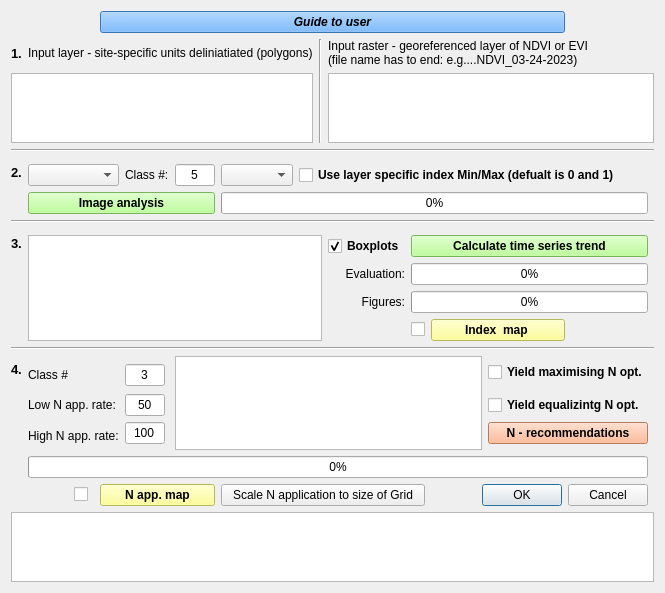
Qt form ndvi_to_variable_nitrogen_application_map/ndvi_to_variable_nitrogen_application_map_dialog_base.ui (memicemir/ndvi_to_variable_N_application) before a commit.
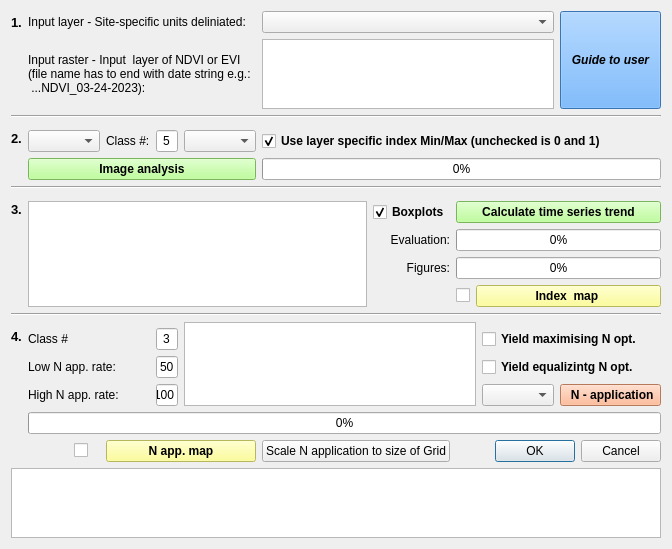
The same form after that commit.

```diff
--- a/ndvi_to_variable_nitrogen_application_map/ndvi_to_variable_nitrogen_application_map_dialog_base.ui
+++ b/ndvi_to_variable_nitrogen_application_map/ndvi_to_variable_nitrogen_application_map_dialog_base.ui
@@ -6,45 +6,92 @@
    <rect>
     <x>0</x>
     <y>0</y>
-    <width>621</width>
-    <height>578</height>
+    <width>647</width>
+    <height>543</height>
    </rect>
   </property>
   <property name="windowTitle">
    <string>NDVI to Variable Nitrogen Application Map</string>
   </property>
   <layout class="QGridLayout" name="gridLayout">
-   <item row="5" column="5" rowspan="2">
-    <widget class="QLineEdit" name="lineEdit">
-     <property name="maximumSize">
-      <size>
-       <width>40</width>
-       <height>16777215</height>
-      </size>
+   <item row="17" column="1" colspan="13">
+    <widget class="QProgressBar" name="progressBar_4">
+     <property name="value">
+      <number>0</number>
+     </property>
+    </widget>
+   </item>
+   <item row="0" column="6" colspan="7">
+    <widget class="QComboBox" name="comboBox_3">
+     <property name="styleSheet">
+      <string notr="true">selection-background-color: rgb(170, 255, 127);
+selection-color: rgb(0, 0, 0);</string>
+     </property>
+    </widget>
+   </item>
+   <item row="14" column="12" colspan="2">
+    <widget class="QCheckBox" name="checkBox_2">
+     <property name="font">
+      <font>
+       <weight>75</weight>
+       <bold>true</bold>
+      </font>
      </property>
      <property name="text">
-      <string>5</string>
+      <string>Yield maximising N opt.</string>
      </property>
-     <property name="alignment">
-      <set>Qt::AlignCenter</set>
+    </widget>
+   </item>
+   <item row="1" column="6" colspan="7">
+    <widget class="QListWidget" name="listWidget_2">
+     <property name="styleSheet">
+      <string notr="true">selection-background-color: rgb(170, 255, 127);
+selection-color: rgb(0, 0, 0);</string>
      </property>
     </widget>
    </item>
-   <item row="13" column="10">
+   <item row="11" column="10">
     <widget class="QCheckBox" name="checkBox_4">
      <property name="text">
       <string/>
      </property>
     </widget>
    </item>
-   <item row="24" column="6" rowspan="2" colspan="5">
+   <item row="18" column="6" colspan="4">
     <widget class="QPushButton" name="pushButton_7">
      <property name="text">
       <string>Scale N application to size of Grid</string>
      </property>
     </widget>
    </item>
-   <item row="19" column="4">
+   <item row="4" column="5">
+    <widget class="QComboBox" name="comboBox"/>
+   </item>
+   <item row="13" column="5" rowspan="4" colspan="7">
+    <widget class="QListWidget" name="listWidget_4">
+     <property name="styleSheet">
+      <string notr="true">selection-background-color: rgb(170, 255, 127);
+selection-color: rgb(0, 0, 0);</string>
+     </property>
+     <property name="selectionMode">
+      <enum>QAbstractItemView::SingleSelection</enum>
+     </property>
+    </widget>
+   </item>
+   <item row="15" column="12" colspan="2">
+    <widget class="QCheckBox" name="checkBox_3">
+     <property name="font">
+      <font>
+       <weight>75</weight>
+       <bold>true</bold>
+      </font>
+     </property>
+     <property name="text">
+      <string>Yield equalizintg N opt.</string>
+     </property>
+    </widget>
+   </item>
+   <item row="16" column="4">
     <widget class="QLineEdit" name="lineEdit_4">
      <property name="maximumSize">
       <size>
@@ -60,7 +107,57 @@
      </property>
     </widget>
    </item>
-   <item row="24" column="11" rowspan="2" colspan="3">
+   <item row="15" column="4">
+    <widget class="QLineEdit" name="lineEdit_3">
+     <property name="maximumSize">
+      <size>
+       <width>40</width>
+       <height>16777215</height>
+      </size>
+     </property>
+     <property name="text">
+      <string>50</string>
+     </property>
+     <property name="alignment">
+      <set>Qt::AlignCenter</set>
+     </property>
+    </widget>
+   </item>
+   <item row="12" column="0" colspan="14">
+    <widget class="Line" name="line_2">
+     <property name="orientation">
+      <enum>Qt::Horizontal</enum>
+     </property>
+    </widget>
+   </item>
+   <item row="9" column="10" colspan="4">
+    <widget class="QProgressBar" name="progressBar_3">
+     <property name="value">
+      <number>0</number>
+     </property>
+    </widget>
+   </item>
+   <item row="13" column="0" rowspan="2">
+    <widget class="QLabel" name="label_13">
+     <property name="maximumSize">
+      <size>
+       <width>20</width>
+       <height>16777215</height>
+      </size>
+     </property>
+     <property name="font">
+      <font>
+       <pointsize>10</pointsize>
+       <weight>75</weight>
+       <bold>true</bold>
+      </font>
+     </property>
+     <property name="text">
+      <string>4.</string>
+     </property>
+    </widget>
+   </item>
+   <item row="18" column="11" colspan="3">
     <widget class="QDialogButtonBox" name="button_box">
      <property name="orientation">
       <enum>Qt::Horizontal</enum>
@@ -70,8 +167,15 @@
      </property>
     </widget>
    </item>
-   <item row="16" column="4" rowspan="2">
-    <widget class="QLineEdit" name="lineEdit_2">
+   <item row="16" column="1" colspan="3">
+    <widget class="QLabel" name="label_9">
+     <property name="text">
+      <string>High N app. rate:</string>
+     </property>
+    </widget>
+   </item>
+   <item row="4" column="4">
+    <widget class="QLineEdit" name="lineEdit">
      <property name="maximumSize">
       <size>
        <width>40</width>
@@ -79,14 +183,51 @@
       </size>
      </property>
      <property name="text">
-      <string>3</string>
+      <string>5</string>
      </property>
      <property name="alignment">
       <set>Qt::AlignCenter</set>
      </property>
     </widget>
    </item>
-   <item row="4" column="0" rowspan="3">
+   <item row="4" column="1" colspan="2">
+    <widget class="QComboBox" name="comboBox_2"/>
+   </item>
+   <item row="0" column="13" rowspan="2">
+    <widget class="QPushButton" name="pushButton_6">
+     <property name="sizePolicy">
+      <sizepolicy hsizetype="Minimum" vsizetype="Expanding">
+       <horstretch>0</horstretch>
+       <verstretch>0</verstretch>
+      </sizepolicy>
+     </property>
+     <property name="font">
+      <font>
+       <weight>75</weight>
+       <italic>true</italic>
+       <bold>true</bold>
+      </font>
+     </property>
+     <property name="styleSheet">
+      <string notr="true">background-color: rgb(79, 164, 255);</string>
+     </property>
+     <property name="text">
+      <string>Guide to user</string>
+     </property>
+    </widget>
+   </item>
+   <item row="8" column="1" rowspan="4" colspan="8">
+    <widget class="QListWidget" name="listWidget_3">
+     <property name="styleSheet">
+      <string notr="true">selection-background-color: rgb(170, 255, 127);
+selection-color: rgb(0, 0, 0);</string>
+     </property>
+     <property name="selectionMode">
+      <enum>QAbstractItemView::ExtendedSelection</enum>
+     </property>
+    </widget>
+   </item>
+   <item row="3" column="0" rowspan="2">
     <widget class="QLabel" name="label_11">
      <property name="maximumSize">
       <size>
@@ -106,7 +247,50 @@
      </property>
     </widget>
    </item>
-   <item row="11" column="9">
+   <item row="7" column="0" rowspan="2">
+    <widget class="QLabel" name="label_12">
+     <property name="maximumSize">
+      <size>
+       <width>20</width>
+       <height>16777215</height>
+      </size>
+     </property>
+     <property name="font">
+      <font>
+       <pointsize>10</pointsize>
+       <weight>75</weight>
+       <bold>true</bold>
+      </font>
+     </property>
+     <property name="text">
+      <string>3.</string>
+     </property>
+    </widget>
+   </item>
+   <item row="8" column="10" colspan="4">
+    <widget class="QPushButton" name="pushButton_2">
+     <property name="font">
+      <font>
+       <weight>75</weight>
+       <bold>true</bold>
+      </font>
+     </property>
+     <property name="styleSheet">
+      <string notr="true">background-color: rgb(170, 255, 127);</string>
+     </property>
+     <property name="text">
+      <string>Calculate time series trend</string>
+     </property>
+    </widget>
+   </item>
+   <item row="6" column="0" colspan="14">
+    <widget class="Line" name="line_6">
+     <property name="orientation">
+      <enum>Qt::Horizontal</enum>
+     </property>
+    </widget>
+   </item>
+   <item row="9" column="9">
     <widget class="QLabel" name="label_4">
      <property name="text">
       <string>Evaluation:</string>
@@ -116,27 +300,86 @@
      </property>
     </widget>
    </item>
-   <item row="7" column="6" colspan="8">
-    <widget class="QProgressBar" name="progressBar">
-     <property name="value">
-      <number>0</number>
+   <item row="15" column="1" colspan="3">
+    <widget class="QLabel" name="label_8">
+     <property name="text">
+      <string>Low N app. rate:</string>
      </property>
-     <property name="textVisible">
+    </widget>
+   </item>
+   <item row="8" column="9">
+    <widget class="QCheckBox" name="checkBox">
+     <property name="font">
+      <font>
+       <weight>75</weight>
+       <bold>true</bold>
+      </font>
+     </property>
+     <property name="text">
+      <string>Boxplots</string>
+     </property>
+     <property name="checked">
       <bool>true</bool>
      </property>
-     <property name="textDirection">
-      <enum>QProgressBar::TopToBottom</enum>
+    </widget>
+   </item>
+   <item row="18" column="2">
+    <widget class="QCheckBox" name="checkBox_5">
+     <property name="text">
+      <string/>
      </property>
     </widget>
    </item>
-   <item row="5" column="4" rowspan="2">
+   <item row="1" column="1" colspan="5">
+    <widget class="QLabel" name="label">
+     <property name="text">
+      <string>Input raster - Input  layer of NDVI or EVI
+(file name has to end with date string e.g.:
+ ...NDVI_03-24-2023):</string>
+     </property>
+    </widget>
+   </item>
+   <item row="11" column="11" colspan="3">
+    <widget class="QPushButton" name="pushButton_3">
+     <property name="font">
+      <font>
+       <weight>75</weight>
+       <bold>true</bold>
+      </font>
+     </property>
+     <property name="styleSheet">
+      <string notr="true">background-color: rgb(255, 255, 127);</string>
+     </property>
+     <property name="text">
+      <string>Index  map </string>
+     </property>
+    </widget>
+   </item>
+   <item row="4" column="3">
     <widget class="QLabel" name="label_3">
      <property name="text">
       <string>Class #:</string>
      </property>
     </widget>
    </item>
-   <item row="7" column="1" colspan="5">
+   <item row="10" column="9">
+    <widget class="QLabel" name="label_5">
+     <property name="text">
+      <string>Figures:</string>
+     </property>
+     <property name="alignment">
+      <set>Qt::AlignRight|Qt::AlignTrailing|Qt::AlignVCenter</set>
+     </property>
+    </widget>
+   </item>
+   <item row="0" column="1" colspan="5">
+    <widget class="QLabel" name="label_2">
+     <property name="text">
+      <string>Input layer - Site-specific units deliniated:</string>
+     </property>
+    </widget>
+   </item>
+   <item row="5" column="1" colspan="5">
     <widget class="QPushButton" name="pushButton">
      <property name="font">
       <font>
@@ -152,119 +395,7 @@
      </property>
     </widget>
    </item>
-   <item row="16" column="12" colspan="2">
-    <widget class="QCheckBox" name="checkBox_2">
-     <property name="font">
-      <font>
-       <weight>75</weight>
-       <bold>true</bold>
-      </font>
-     </property>
-     <property name="text">
-      <string>Yield maximising N opt.</string>
-     </property>
-    </widget>
-   </item>
-   <item row="2" column="0" colspan="8">
-    <widget class="QListWidget" name="listWidget"/>
-   </item>
-   <item row="26" column="0" colspan="15">
-    <widget class="QTextBrowser" name="textBrowser"/>
-   </item>
-   <item row="19" column="1" rowspan="2" colspan="3">
-    <widget class="QLabel" name="label_9">
-     <property name="text">
-      <string>High N app. rate:</string>
-     </property>
-    </widget>
-   </item>
-   <item row="9" column="0" rowspan="2">
-    <widget class="QLabel" name="label_12">
-     <property name="maximumSize">
-      <size>
-       <width>20</width>
-       <height>16777215</height>
-      </size>
-     </property>
-     <property name="font">
-      <font>
-       <pointsize>10</pointsize>
-       <weight>75</weight>
-       <bold>true</bold>
-      </font>
-     </property>
-     <property name="text">
-      <string>3.</string>
-     </property>
-    </widget>
-   </item>
-   <item row="15" column="0" rowspan="2">
-    <widget class="QLabel" name="label_13">
-     <property name="maximumSize">
-      <size>
-       <width>20</width>
-       <height>16777215</height>
-      </size>
-     </property>
-     <property name="font">
-      <font>
-       <pointsize>10</pointsize>
-       <weight>75</weight>
-       <bold>true</bold>
-      </font>
-     </property>
-     <property name="text">
-      <string>4.</string>
-     </property>
-    </widget>
-   </item>
-   <item row="1" column="1" colspan="7">
-    <widget class="QLabel" name="label_2">
-     <property name="text">
-      <string>Input layer - site-specific units deliniatiated (polygons)</string>
-     </property>
-    </widget>
-   </item>
-   <item row="19" column="12" colspan="2">
-    <widget class="QPushButton" name="pushButton_4">
-     <property name="font">
-      <font>
-       <weight>75</weight>
-       <bold>true</bold>
-      </font>
-     </property>
-     <property name="styleSheet">
-      <string notr="true">background-color: rgb(255, 170, 127);</string>
-     </property>
-     <property name="text">
-      <string>  N - recommendations  </string>
-     </property>
-    </widget>
-   </item>
-   <item row="24" column="2" rowspan="2">
-    <widget class="QCheckBox" name="checkBox_5">
-     <property name="text">
-      <string/>
-     </property>
-    </widget>
-   </item>
-   <item row="24" column="3" rowspan="2" colspan="3">
-    <widget class="QPushButton" name="pushButton_5">
-     <property name="font">
-      <font>
-       <weight>75</weight>
-       <bold>true</bold>
-      </font>
-     </property>
-     <property name="styleSheet">
-      <string notr="true">background-color: rgb(255, 255, 127);</string>
-     </property>
-     <property name="text">
-      <string>N app. map</string>
-     </property>
-    </widget>
-   </item>
-   <item row="1" column="0">
+   <item row="0" column="0">
     <widget class="QLabel" name="label_6">
      <property name="maximumSize">
       <size>
@@ -284,63 +415,22 @@
      </property>
     </widget>
    </item>
-   <item row="5" column="1" rowspan="2" colspan="3">
-    <widget class="QComboBox" name="comboBox_2"/>
-   </item>
-   <item row="14" column="0" colspan="15">
-    <widget class="Line" name="line_2">
-     <property name="orientation">
-      <enum>Qt::Horizontal</enum>
-     </property>
-    </widget>
-   </item>
-   <item row="12" column="10" colspan="4">
-    <widget class="QProgressBar" name="progressBar_2">
-     <property name="value">
-      <number>0</number>
-     </property>
-    </widget>
-   </item>
-   <item row="10" column="10" colspan="4">
-    <widget class="QPushButton" name="pushButton_2">
-     <property name="font">
-      <font>
-       <weight>75</weight>
-       <bold>true</bold>
-      </font>
-     </property>
-     <property name="styleSheet">
-      <string notr="true">background-color: rgb(170, 255, 127);</string>
-     </property>
-     <property name="text">
-      <string>Calculate time series trend</string>
-     </property>
-    </widget>
-   </item>
-   <item row="1" column="9" colspan="5">
-    <widget class="QLabel" name="label">
-     <property name="text">
-      <string>Input raster - georeferenced layer of NDVI or EVI
-(file name has to end: e.g....NDVI_03-24-2023)</string>
-     </property>
-    </widget>
-   </item>
-   <item row="18" column="1" colspan="3">
-    <widget class="QLabel" name="label_8">
-     <property name="text">
-      <string>Low N app. rate:</string>
-     </property>
-    </widget>
-   </item>
-   <item row="3" column="0" colspan="15">
+   <item row="2" column="0" colspan="14">
     <widget class="Line" name="line_7">
      <property name="orientation">
       <enum>Qt::Horizontal</enum>
      </property>
     </widget>
    </item>
-   <item row="18" column="12" colspan="2">
-    <widget class="QCheckBox" name="checkBox_3">
+   <item row="10" column="10" colspan="4">
+    <widget class="QProgressBar" name="progressBar_2">
+     <property name="value">
+      <number>0</number>
+     </property>
+    </widget>
+   </item>
+   <item row="4" column="6" colspan="8">
+    <widget class="QCheckBox" name="checkBox_6">
      <property name="font">
       <font>
        <weight>75</weight>
@@ -348,156 +438,86 @@
       </font>
      </property>
      <property name="text">
-      <string>Yield equalizintg N opt.</string>
+      <string>Use layer specific index Min/Max (unchecked is 0 and 1)</string>
      </property>
-    </widget>
-   </item>
-   <item row="1" column="8" rowspan="2">
-    <widget class="Line" name="line">
-     <property name="orientation">
-      <enum>Qt::Vertical</enum>
+     <property name="checked">
+      <bool>true</bool>
      </property>
     </widget>
    </item>
-   <item row="2" column="9" colspan="6">
-    <widget class="QListWidget" name="listWidget_2">
-     <property name="selectionMode">
-      <enum>QAbstractItemView::ExtendedSelection</enum>
+   <item row="18" column="3" colspan="3">
+    <widget class="QPushButton" name="pushButton_5">
+     <property name="font">
+      <font>
+       <weight>75</weight>
+       <bold>true</bold>
+      </font>
      </property>
+     <property name="styleSheet">
+      <string notr="true">background-color: rgb(255, 255, 127);</string>
+     </property>
+     <property name="text">
+      <string>N app. map</string>
+     </property>
     </widget>
    </item>
-   <item row="23" column="1" colspan="13">
-    <widget class="QProgressBar" name="progressBar_4">
+   <item row="5" column="6" colspan="8">
+    <widget class="QProgressBar" name="progressBar">
      <property name="value">
       <number>0</number>
      </property>
+     <property name="textVisible">
+      <bool>true</bool>
+     </property>
+     <property name="textDirection">
+      <enum>QProgressBar::TopToBottom</enum>
+     </property>
     </widget>
    </item>
-   <item row="11" column="10" colspan="4">
-    <widget class="QProgressBar" name="progressBar_3">
-     <property name="value">
-      <number>0</number>
+   <item row="19" column="0" colspan="14">
+    <widget class="QTextBrowser" name="textBrowser"/>
+   </item>
+   <item row="14" column="4">
+    <widget class="QLineEdit" name="lineEdit_2">
+     <property name="maximumSize">
+      <size>
+       <width>40</width>
+       <height>16777215</height>
+      </size>
      </property>
+     <property name="text">
+      <string>3</string>
+     </property>
+     <property name="alignment">
+      <set>Qt::AlignCenter</set>
+     </property>
     </widget>
    </item>
-   <item row="16" column="1" rowspan="2">
+   <item row="14" column="1">
     <widget class="QLabel" name="label_7">
      <property name="text">
       <string>Class #</string>
      </property>
     </widget>
    </item>
-   <item row="5" column="6" rowspan="2">
-    <widget class="QComboBox" name="comboBox"/>
-   </item>
-   <item row="8" column="0" colspan="15">
-    <widget class="Line" name="line_6">
-     <property name="orientation">
-      <enum>Qt::Horizontal</enum>
-     </property>
-    </widget>
-   </item>
-   <item row="12" column="9">
-    <widget class="QLabel" name="label_5">
-     <property name="text">
-      <string>Figures:</string>
-     </property>
-     <property name="alignment">
-      <set>Qt::AlignRight|Qt::AlignTrailing|Qt::AlignVCenter</set>
-     </property>
-    </widget>
-   </item>
-   <item row="18" column="4" colspan="2">
-    <widget class="QLineEdit" name="lineEdit_3">
-     <property name="maximumSize">
-      <size>
-       <width>40</width>
-       <height>16777215</height>
-      </size>
-     </property>
-     <property name="text">
-      <string>50</string>
-     </property>
-     <property name="alignment">
-      <set>Qt::AlignCenter</set>
-     </property>
-    </widget>
-   </item>
-   <item row="10" column="9">
-    <widget class="QCheckBox" name="checkBox">
+   <item row="16" column="13">
+    <widget class="QPushButton" name="pushButton_4">
      <property name="font">
       <font>
        <weight>75</weight>
        <bold>true</bold>
       </font>
      </property>
-     <property name="text">
-      <string>Boxplots</string>
-     </property>
-     <property name="checked">
-      <bool>true</bool>
-     </property>
-    </widget>
-   </item>
-   <item row="15" column="5" rowspan="6" colspan="7">
-    <widget class="QListWidget" name="listWidget_4">
-     <property name="selectionMode">
-      <enum>QAbstractItemView::SingleSelection</enum>
-     </property>
-    </widget>
-   </item>
-   <item row="5" column="7" rowspan="2" colspan="7">
-    <widget class="QCheckBox" name="checkBox_6">
-     <property name="font">
-      <font>
-       <weight>75</weight>
-       <bold>true</bold>
-      </font>
-     </property>
-     <property name="text">
-      <string>Use layer specific index Min/Max (defualt is 0 and 1)</string>
-     </property>
-    </widget>
-   </item>
-   <item row="10" column="1" rowspan="4" colspan="8">
-    <widget class="QListWidget" name="listWidget_3">
-     <property name="selectionMode">
-      <enum>QAbstractItemView::ExtendedSelection</enum>
-     </property>
-    </widget>
-   </item>
-   <item row="13" column="11" colspan="2">
-    <widget class="QPushButton" name="pushButton_3">
-     <property name="font">
-      <font>
-       <weight>75</weight>
-       <bold>true</bold>
-      </font>
-     </property>
      <property name="styleSheet">
-      <string notr="true">background-color: rgb(255, 255, 127);</string>
+      <string notr="true">background-color: rgb(255, 170, 127);</string>
      </property>
      <property name="text">
-      <string>Index  map </string>
+      <string>  N - application </string>
      </property>
     </widget>
    </item>
-   <item row="0" column="3" colspan="10">
-    <widget class="QPushButton" name="pushButton_6">
-     <property name="font">
-      <font>
-       <weight>75</weight>
-       <italic>true</italic>
-       <bold>true</bold>
-      </font>
-     </property>
-     <property name="styleSheet">
-      <string notr="true">background-color: rgb(79, 164, 255);</string>
-     </property>
-     <property name="text">
-      <string>Guide to user</string>
-     </property>
-    </widget>
+   <item row="16" column="12">
+    <widget class="QComboBox" name="comboBox_4"/>
    </item>
   </layout>
  </widget>
```
Left out of the diff: 3 changed lines with no effect on the pictures.
